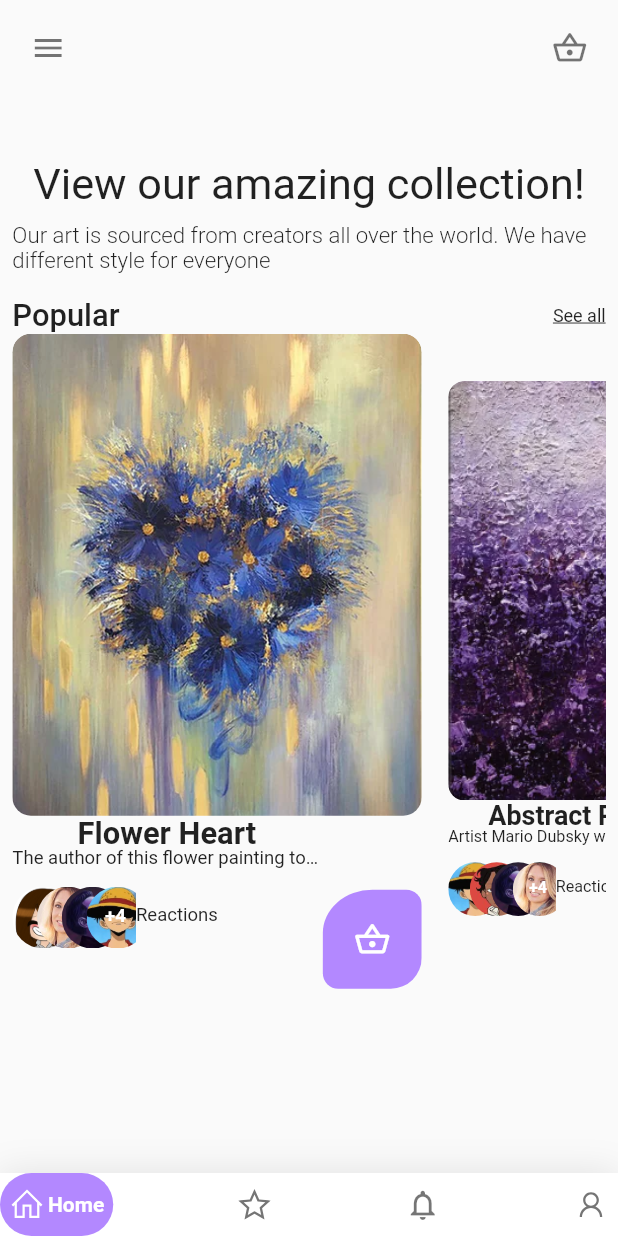
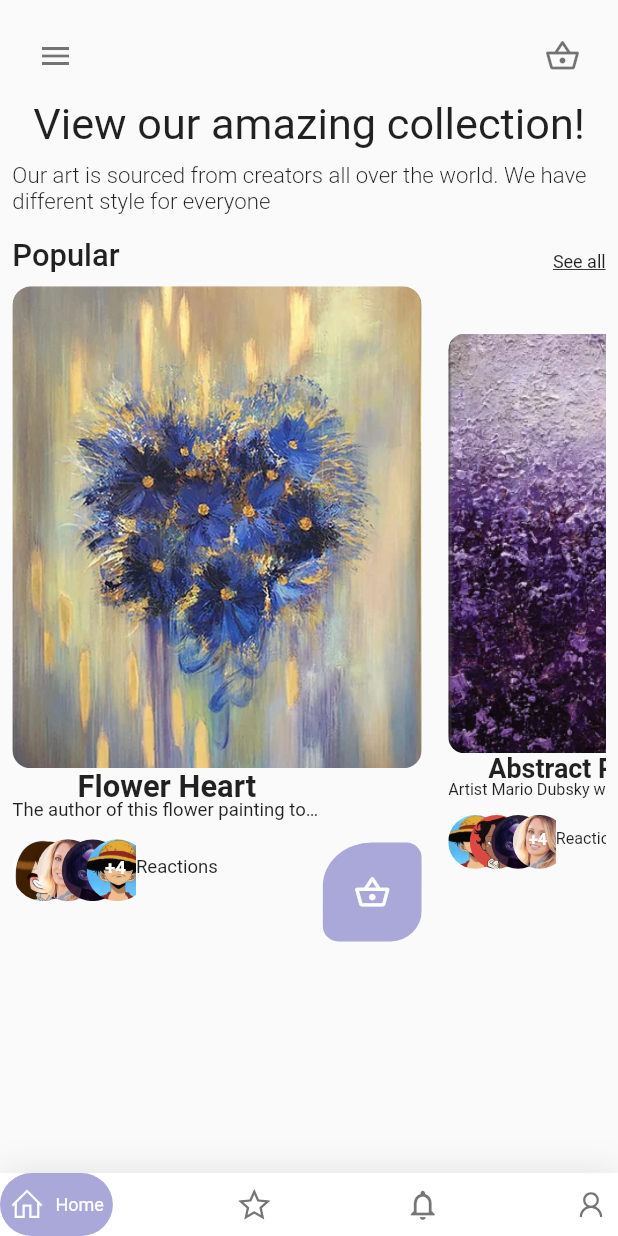
Before and after one commit to L1ght5p33D/flttr_art_gallery_ui, a Flutter app: the screen it shows after launch, on a phone screen of 412 x 824 dp. Run offline on Flutter 3.47's test engine with Material 2 defaults, Android fonts, the phone set to English and light mode, and no system bars; drawn by our look-alikes of carousel_slider, google_nav_bar; our stand-ins replace line_icons, smooth_page_indicator; missing offline and left inert: flutter_expandable_text.

Commit message:
nav spacings

```diff
--- a/lib/art_store_home.dart
+++ b/lib/art_store_home.dart
@@ -45,21 +45,29 @@ class _ArtStoreHomeState extends State<ArtStoreHome> {
                       Flexible(child:Row(
                         mainAxisAlignment: MainAxisAlignment.spaceBetween,
                         children: [
+                          Container(
+                              width:ss.width*.14,
+                              height: ss.width*.14,
+                              child:
                           IconButton(
                               onPressed: () {
                                 print("menu press");
                               },
                               icon: Icon(Icons.menu,
-                                          color: g_icon_inactive_color,)),
+                                          color: g_icon_inactive_color,))),
+            Container(
+                width:ss.width*.14,
+                height: ss.width*.14,
+                child:
                           IconButton(
                               onPressed: () {
                                 print("menu press");
                               },
                               icon: Icon(Icons.shopping_basket_outlined,
-                                          color: g_icon_inactive_color))
+                                          color: g_icon_inactive_color)))
                         ],
                       )),
-                      Padding(padding: EdgeInsets.all(ss.width*.06)),
+
                       Text(
                         "View our amazing collection!",
                         style: TextStyle(fontSize: ss.width * .07),
@@ -74,11 +82,14 @@ class _ArtStoreHomeState extends State<ArtStoreHome> {
                       Row(
                         mainAxisAlignment: MainAxisAlignment.spaceBetween,
                         children: [
+                          Padding(
+                              padding:EdgeInsets.only(bottom:ss.width*.02),
+                            child:
                           Text(
                             "Popular",
                             style: TextStyle(fontSize: ss.width * .05,
                                               fontWeight: FontWeight.w500),
-                          ),
+                          )),
                          const Text(
                             "See all",
                             style: TextStyle(
@@ -120,6 +131,9 @@ class _ArtStoreHomeState extends State<ArtStoreHome> {
                             gap: 2,
                             activeColor: Colors.white,
                             iconSize: 24,
+                            textStyle: TextStyle(fontSize: 12,
+                                                color: Colors.white
+                            ),
                             padding: const EdgeInsets.symmetric(
                                 horizontal: 6, vertical: 9),
                             duration: const Duration(milliseconds: 400),
@@ -128,19 +142,23 @@ class _ArtStoreHomeState extends State<ArtStoreHome> {
                             tabs: const [
                               GButton(
                                 icon: LineIcons.home,
+                                gap:7,
                                 text: 'Home',
                               ),
                               GButton(
                                 icon: LineIcons.star,
+                                gap:7,
                                 text: 'Favorites',
                               ),
                                GButton(
                                 icon: Icons.notifications_none,
-                                text: 'Notifications',
+                                 gap:7,
+                                 text: 'Notifications',
                               ),
                                GButton(
                                 icon: LineIcons.user,
-                                text: 'Profile',
+                                 gap:7,
+                                 text: 'Profile',
                               ),
                             ],
                             selectedIndex: _selectedIndex,
--- a/lib/as_globals.dart
+++ b/lib/as_globals.dart
@@ -3,7 +3,9 @@ import 'package:flutter/material.dart';
 
 Size ss = Size(0,0);
 
-Color g_accent_color =  Colors.deepPurpleAccent[100]!;
+// Color g_accent_color =  Colors.deepPurpleAccent[100]!;
+Color g_accent_color = Color(0Xffaaa7d9);
+
 Color g_icon_inactive_color = Colors.black54;
 
 List<Map> art_store_items = [
```
Also changed, not shown: lib/art_details_page.dart (+21 -5 lines).
